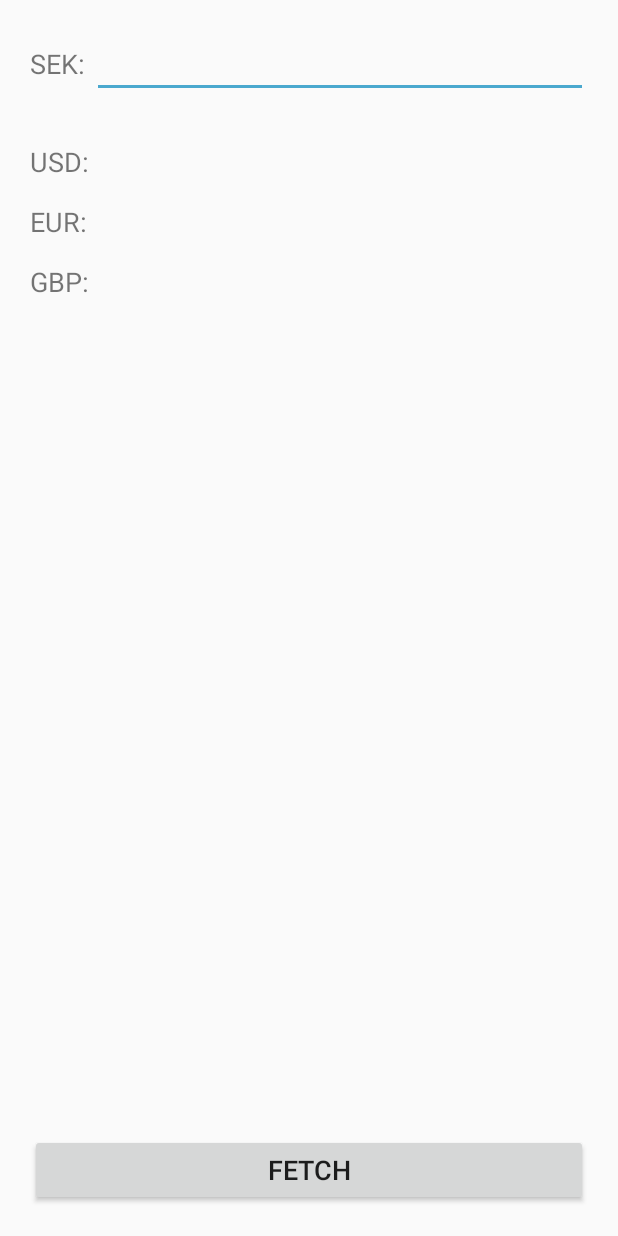
After one commit to Nyandux/Project, an Android app: the layout fragment_currency_converter.xml on its own in the app's theme, with its tools: preview values and no code run, on a phone screen of 412 x 824 dp. The commit adds this screen. Run offline under Robolectric (Android 15) with nearby library versions, the light colour scheme and no system bars.

Commit message:
pieChart

```diff
--- a/app/src/main/java/se/mah/ae2942/project/AddFragment.java
+++ b/app/src/main/java/se/mah/ae2942/project/AddFragment.java
@@ -180,7 +180,7 @@ public class AddFragment extends Fragment {
             // First get location from Network Provider
             if (isNetworkEnabled)
             {
-                locationManager.requestLocationUpdates(LocationManager.NETWORK_PROVIDER, 10000, 0, mll);
+                locationManager.requestLocationUpdates(LocationManager.NETWORK_PROVIDER, 100000, 0, mll);
                 if (locationManager != null)
                 {
                     Location location = locationManager.getLastKnownLocation(LocationManager.NETWORK_PROVIDER);
@@ -195,7 +195,7 @@ public class AddFragment extends Fragment {
             // if GPS Enabled get lat/long using GPS Services
             if (isGPSEnabled)
             {
-                locationManager.requestLocationUpdates( LocationManager.GPS_PROVIDER, 10000,
+                locationManager.requestLocationUpdates( LocationManager.GPS_PROVIDER, 100000,
                         0, mll);
                 if (locationManager != null)
                 {
--- /dev/null
+++ b/app/src/main/res/layout/fragment_currency_converter.xml
@@ -0,0 +1,95 @@
+<LinearLayout xmlns:android="http://schemas.android.com/apk/res/android"
+    xmlns:tools="http://schemas.android.com/tools"
+    android:layout_width="match_parent"
+    android:layout_height="match_parent"
+    tools:context="se.mah.ae2942.project.CurrencyConverterFragment"
+    android:orientation="vertical"
+    android:layout_margin="20dp">
+
+    <LinearLayout
+        android:layout_width="match_parent"
+        android:layout_height="wrap_content"
+        android:orientation="horizontal"
+        android:layout_marginBottom="30dp">
+
+        <TextView
+            android:layout_width="wrap_content"
+            android:layout_height="wrap_content"
+            android:id="@+id/fragment_cc_textview_sek"
+            android:text="SEK: "
+            android:textSize="18dp"
+            android:layout_weight="1"/>
+
+        <EditText
+            android:layout_width="match_parent"
+            android:layout_height="wrap_content"
+            android:textSize="18dp"
+            android:id="@+id/fragment_cc_edittext_sek"
+            android:layout_weight="200"/>
+
+
+    </LinearLayout>
+
+    <LinearLayout
+        android:layout_width="match_parent"
+        android:layout_height="wrap_content"
+        android:orientation="vertical"
+        android:layout_marginBottom="15dp">
+
+        <TextView
+            android:layout_width="match_parent"
+            android:layout_height="wrap_content"
+            android:id="@+id/fragment_cc_textview_usd"
+            android:text="USD: "
+            android:textSize="18dp"/>
+
+    </LinearLayout>
+
+    <LinearLayout
+        android:layout_width="match_parent"
+        android:layout_height="wrap_content"
+        android:orientation="vertical"
+        android:layout_marginBottom="15dp">
+
+        <TextView
+            android:layout_width="match_parent"
+            android:layout_height="wrap_content"
+            android:id="@+id/fragment_cc_textview_eur"
+            android:text="EUR: "
+            android:textSize="18dp"/>
+
+    </LinearLayout>
+
+    <LinearLayout
+        android:layout_width="match_parent"
+        android:layout_height="wrap_content"
+        android:orientation="vertical"
+        android:layout_marginBottom="30dp">
+
+        <TextView
+            android:layout_width="match_parent"
+            android:layout_height="wrap_content"
+            android:id="@+id/fragment_cc_textview_gbp"
+            android:text="GBP: "
+            android:textSize="18dp"/>
+
+    </LinearLayout>
+
+    <LinearLayout
+        android:layout_width="match_parent"
+        android:layout_height="match_parent"
+        android:gravity="bottom"
+        android:layout_gravity="bottom"
+        android:orientation="vertical">
+
+        <Button
+            android:layout_width="match_parent"
+            android:layout_height="wrap_content"
+            android:id="@+id/fragment_cc_button_get"
+            android:text="Fetch"
+            android:textAlignment="center"
+            android:textSize="18dp"/>
+
+    </LinearLayout>
+
+</LinearLayout>
--- a/app/src/main/res/menu/menu_main.xml
+++ b/app/src/main/res/menu/menu_main.xml
@@ -18,4 +18,9 @@
         app:showAsAction="ifRoom"
         android:icon="@drawable/add"/>
 
+    <item android:id="@+id/action_currency_converter"
+        android:title="@string/action_currency_converter"
+        app:showAsAction="ifRoom"
+        android:icon="@drawable/calculator"/>
+
 </menu>
--- a/app/src/main/res/values/strings.xml
+++ b/app/src/main/res/values/strings.xml
@@ -16,4 +16,5 @@
     <string name="fragment_add_button_date">Date</string>
     <string name="fragment_add_button_finish">Add Expense</string>
     <string name="action_add_text">Add</string>
+    <string name="action_currency_converter">Currency converter</string>
 </resources>
```
Also changed, not shown: app/build.gradle (+5 -3 lines), app/src/main/java/se/mah/ae2942/project/ChartFragment.java (+6 -5 lines), app/src/main/java/se/mah/ae2942/project/CurrencyConverterFragment.java (added, +84 -0 lines), app/src/main/java/se/mah/ae2942/project/ListFragment.java (+26 -0 lines), app/src/main/java/se/mah/ae2942/project/MainActivity.java (+9 -0 lines), app/src/main/java/se/mah/ae2942/project/UserFragment.java (+7 -3 lines), app/libs/android-async-http-1.4.9.jar (added), app/src/main/res/drawable/calculator.png (added), 1 other file.
